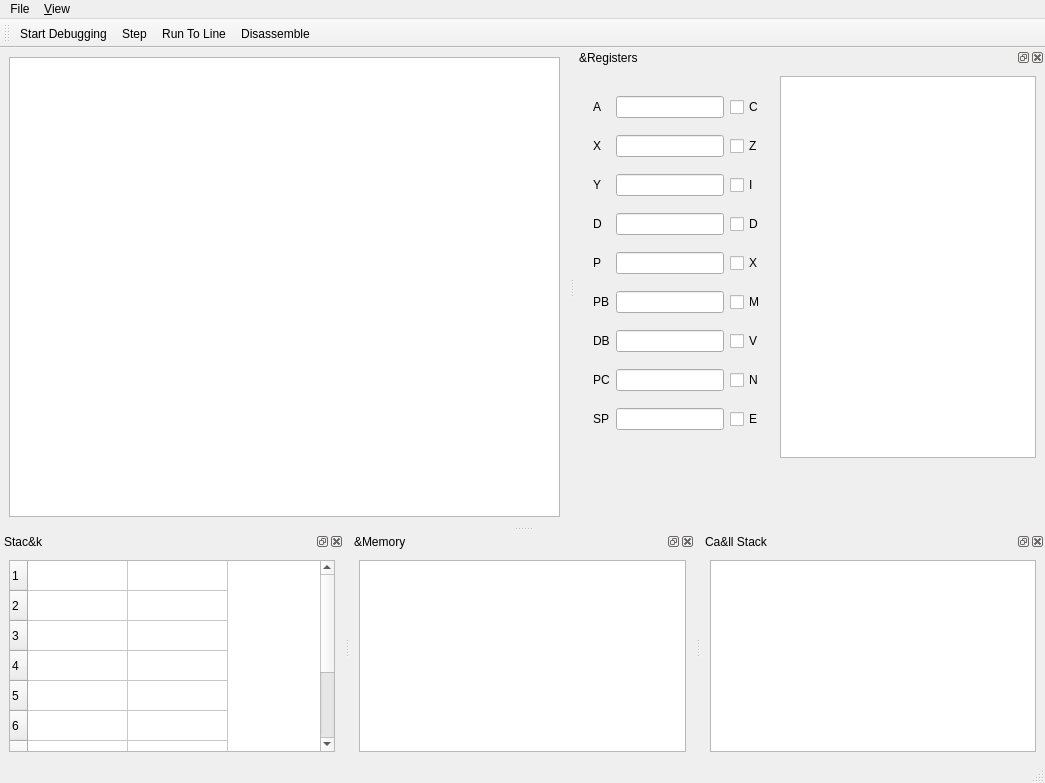
Above: src/ui/debugger/DebuggerWindow.ui from zlisinski/zlsnes before the change. Below: the same form after it.
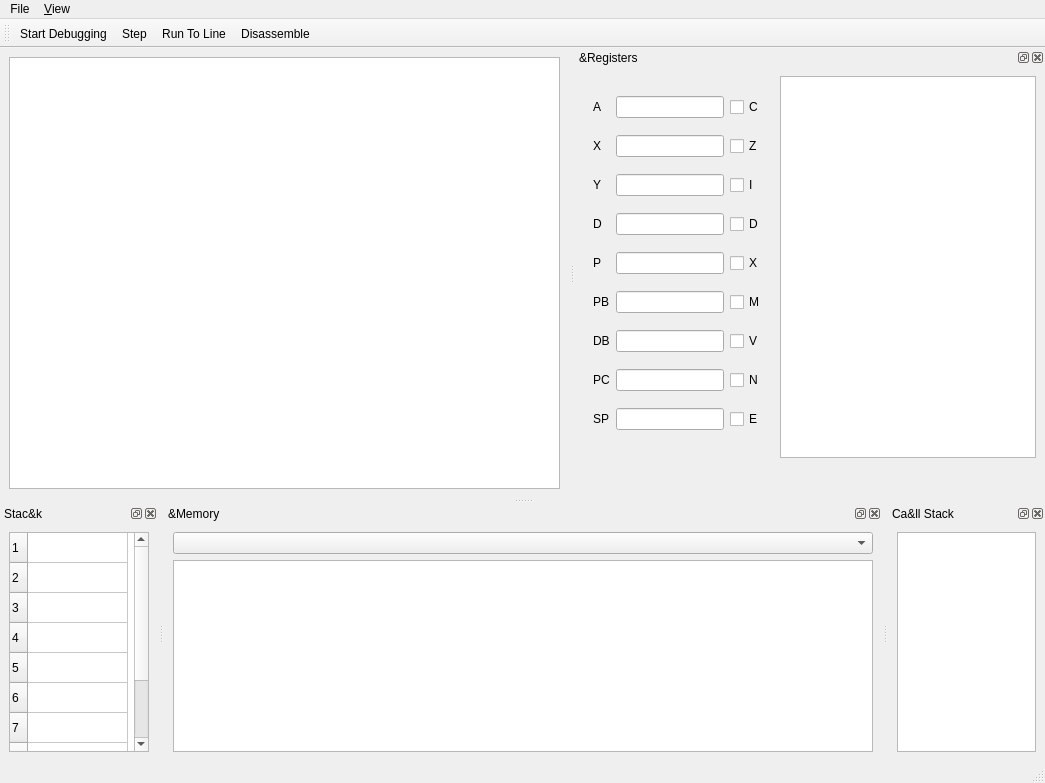
That is the form after the change.

Commit message: Added memory view to debugger

```diff
--- a/src/ui/debugger/DebuggerWindow.ui
+++ b/src/ui/debugger/DebuggerWindow.ui
@@ -306,7 +306,7 @@
         <number>10</number>
        </property>
        <property name="columnCount">
-        <number>2</number>
+        <number>1</number>
        </property>
        <attribute name="horizontalHeaderVisible">
         <bool>false</bool>
@@ -322,7 +322,6 @@
        <row/>
        <row/>
        <column/>
-       <column/>
       </widget>
      </item>
     </layout>
@@ -337,8 +336,18 @@
    </attribute>
    <widget class="QWidget" name="dockWidgetContents">
     <layout class="QGridLayout" name="gridLayout_6">
+     <item row="1" column="0">
+      <widget class="QTableView" name="memoryView">
+       <property name="minimumSize">
+        <size>
+         <width>700</width>
+         <height>0</height>
+        </size>
+       </property>
+      </widget>
+     </item>
      <item row="0" column="0">
-      <widget class="QTableView" name="memoryView"/>
+      <widget class="QComboBox" name="cmbMemoryType"/>
      </item>
     </layout>
    </widget>
```
The commit also changes 11 other files.
